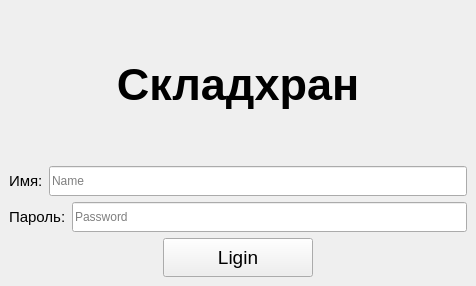
Before: the Qt Designer form app/forms/ui/login.ui in Robert-ass911/Diplom, drawn with Qt 5.
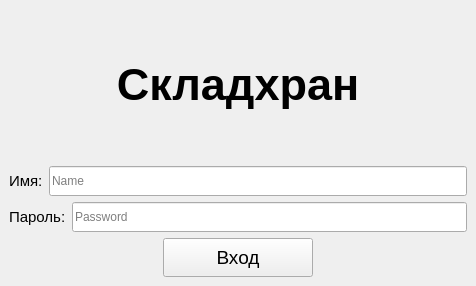
After: the same form once the commit is applied.

The edit to the form file:
```diff
--- a/app/forms/ui/login.ui
+++ b/app/forms/ui/login.ui
@@ -136,7 +136,7 @@
                  </font>
                 </property>
                 <property name="text">
-                 <string>Ligin</string>
+                 <string>Вход</string>
                 </property>
                </widget>
               </item>
```
